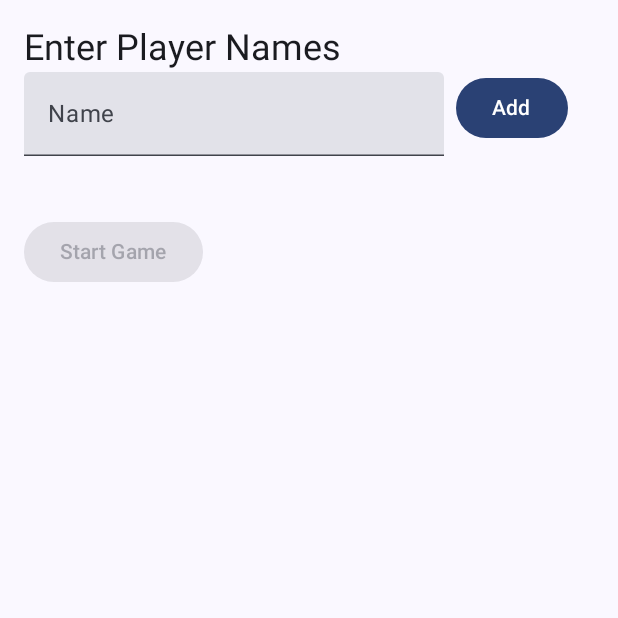
After one commit to nickj2003/Dende, an Android app built with Jetpack Compose: the composable PlayerEntryScreen shown on its own in the app's theme, on a phone screen of 412 x 824 dp, the top half of it. The commit adds this screen. Run offline under Robolectric (Android 15) with nearby library versions, the phone set to English and light mode, and no system bars.

Commit message:
First basic running version
support for questions with 1 player

```diff
--- a/app/build.gradle.kts
+++ b/app/build.gradle.kts
@@ -56,4 +56,6 @@ dependencies {
     androidTestImplementation(libs.androidx.ui.test.junit4)
     debugImplementation(libs.androidx.ui.tooling)
     debugImplementation(libs.androidx.ui.test.manifest)
+
+    implementation("androidx.lifecycle:lifecycle-viewmodel-compose:2.6.2")
 }
--- /dev/null
+++ b/app/src/main/java/com/main/dende/ui/PlayerEntryScreen.kt
@@ -0,0 +1,37 @@
+package com.main.dende.ui
+
+import androidx.compose.foundation.layout.*
+import androidx.compose.material3.*
+import androidx.compose.runtime.*
+import androidx.compose.ui.Modifier
+import androidx.compose.ui.unit.dp
+
+@Composable
+fun PlayerEntryScreen(onPlayersEntered: (List<String>) -> Unit) {
+    var currentName by remember { mutableStateOf("") }
+    val players = remember { mutableStateListOf<String>() }
+
+    Column(modifier = Modifier.padding(16.dp)) {
+        Text("Enter Player Names", style = MaterialTheme.typography.headlineSmall)
+        Row {
+            TextField(value = currentName, onValueChange = { currentName = it }, label = { Text("Name") })
+            Spacer(modifier = Modifier.width(8.dp))
+            Button(onClick = {
+                if (currentName.isNotBlank()) {
+                    players.add(currentName.trim())
+                    currentName = ""
+                }
+            }) {
+                Text("Add")
+            }
+        }
+
+        Spacer(modifier = Modifier.height(16.dp))
+        players.forEach { Text(it) }
+
+        Spacer(modifier = Modifier.height(24.dp))
+        Button(onClick = { onPlayersEntered(players) }, enabled = players.isNotEmpty()) {
+            Text("Start Game")
+        }
+    }
+}
--- /dev/null
+++ b/app/src/main/java/com/main/dende/ui/TaskCard.kt
@@ -0,0 +1 @@
+package com.main.dende.ui
```
Also changed, not shown: app/src/main/assets/tasks.json (added, +11 -0 lines), app/src/main/java/com/main/dende/MainActivity.kt (+13 -31 lines), app/src/main/java/com/main/dende/model/Task.kt (added, +10 -0 lines), app/src/main/java/com/main/dende/ui/GameScreen.kt (added, +30 -0 lines), app/src/main/java/com/main/dende/viewModel/GameViewModel.kt (added, +82 -0 lines).
